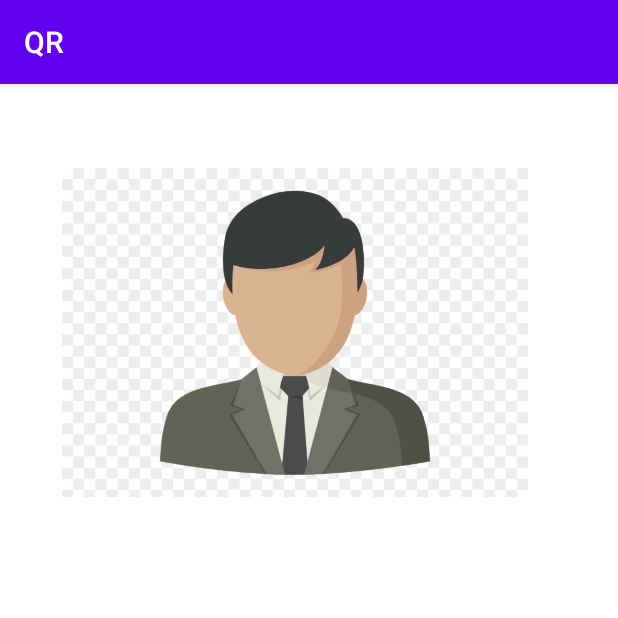
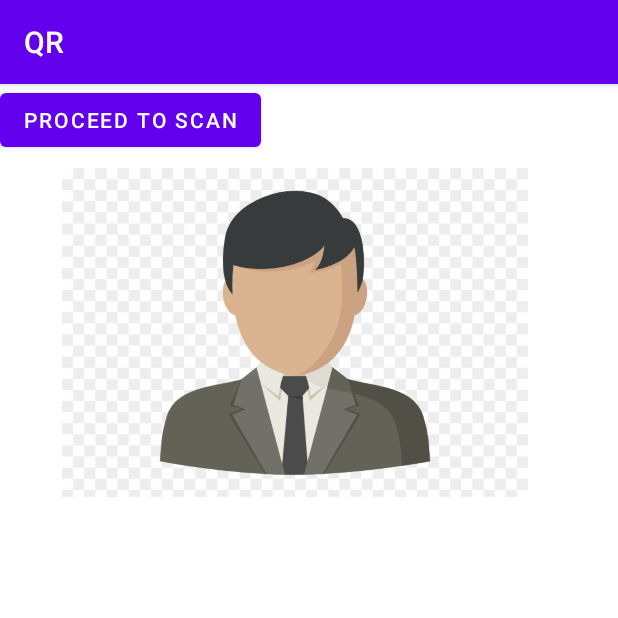
Before and after one commit to Harsh0105/QR, an Android app: the screen it shows after launch once a user with an empty profile is signed in (MainAct), on a phone screen of 412 x 824 dp, the top half of it. Run offline under Robolectric (Android 15) with nearby library versions, the phone set to English and light mode, and no system bars; our stand-ins replace Firebase (no records; nobody signed in at launch, a user with empty details on screens opened directly); Roboto replaces fonts that are not available here; 3 statements that could not run were skipped.

Commit message:
todo:store adjust placement of button,check db

```diff
--- a/app/src/main/java/com/example/qr/MainAct.java
+++ b/app/src/main/java/com/example/qr/MainAct.java
@@ -29,6 +29,7 @@ public class MainAct extends AppCompatActivity implements NavigationView.OnNavig
     NavigationView navigationView;
     private Toolbar toolbar;
     private TextView profileRollNo, profileEmail, profileNumber;
+    private Button scanbutton;
     private FirebaseAuth firebaseAuth;
     private FirebaseDatabase firebaseDatabase;
 
@@ -42,6 +43,7 @@ public class MainAct extends AppCompatActivity implements NavigationView.OnNavig
         profileEmail=findViewById(R.id.PT12);
         profileNumber=findViewById(R.id.PT13);
         firebaseAuth=FirebaseAuth.getInstance();
+        scanbutton =  findViewById(R.id.scanbtn);
 
         FirebaseDatabase.getInstance().setPersistenceEnabled(true);
 
@@ -50,6 +52,17 @@ public class MainAct extends AppCompatActivity implements NavigationView.OnNavig
 
         DatabaseReference databaseReference= firebaseDatabase.getReference(firebaseAuth.getUid());
         databaseReference.keepSynced(true);
+
+      scanbutton.setOnClickListener(new View.OnClickListener() {
+          @Override
+          public void onClick(View v) {
+              Intent intent = new Intent(v.getContext(), ScannerHistory.class);
+              v.getContext().startActivity(intent);
+          }
+      });
+
+
+
 
 
 
--- a/app/src/main/res/layout/activity_main2.xml
+++ b/app/src/main/res/layout/activity_main2.xml
@@ -101,6 +101,15 @@
             app:layout_constraintTop_toBottomOf="@+id/PT12" />
 
 
+        <Button
+            android:id="@+id/scanbtn"
+            android:layout_width="wrap_content"
+            android:layout_height="wrap_content"
+            tools:ignore="MissingConstraints"
+            tools:layout_editor_absoluteX="271dp"
+            tools:layout_editor_absoluteY="323dp"
+            android:text="PROCEED TO SCAN"/>
+
 
     </androidx.constraintlayout.widget.ConstraintLayout>
 
```
Lines whose indentation alone changed are shown as unchanged.
